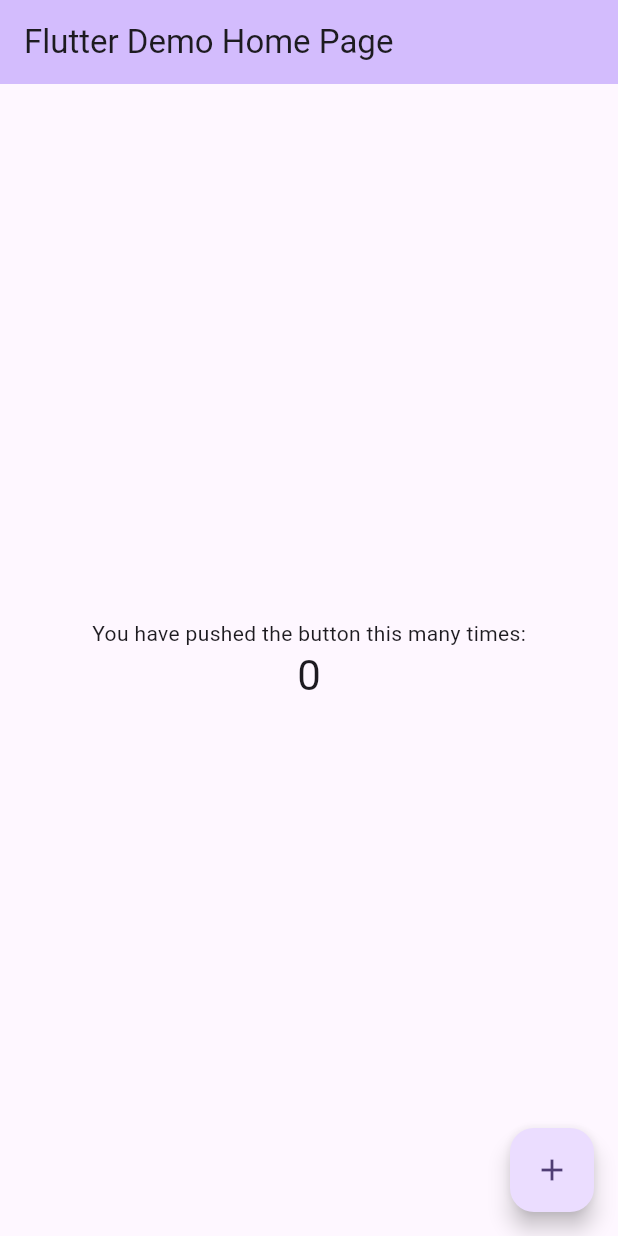
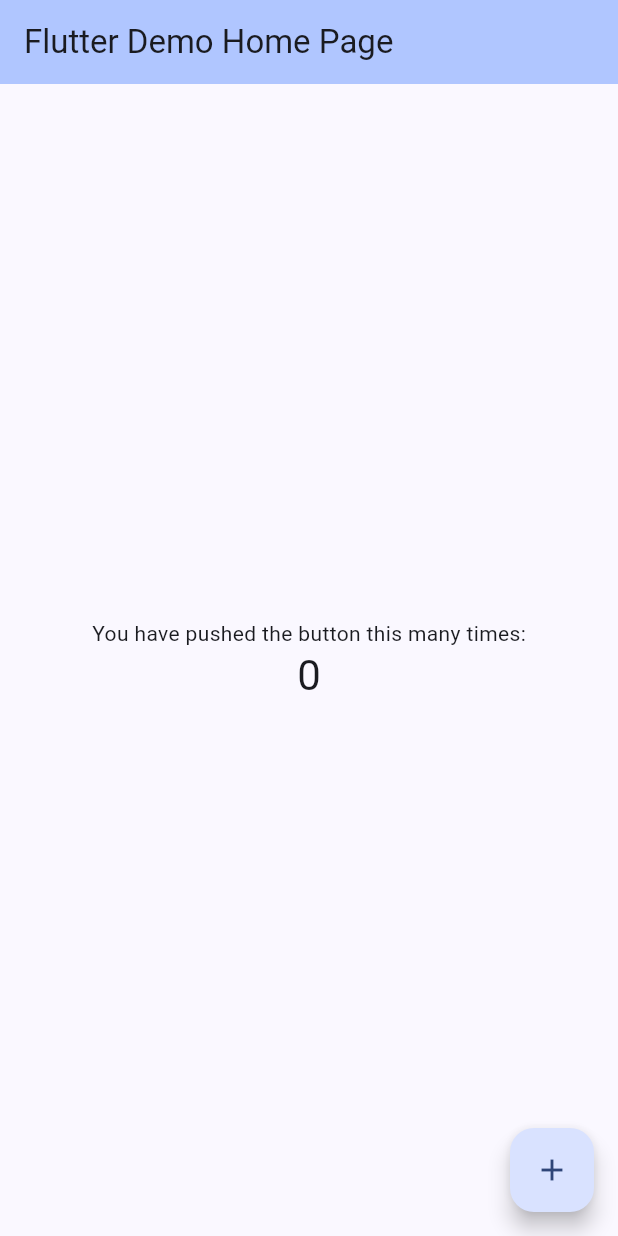
Before and after one commit to manuelzzz/github_client, a Flutter app: the screen it shows after launch, on a phone screen of 412 x 824 dp. Run offline on Flutter 3.47's test engine with Material 2 defaults, Android fonts, the phone set to English and light mode, and no system bars.

```diff
--- a/lib/main.dart
+++ b/lib/main.dart
@@ -11,7 +11,7 @@ class MyApp extends StatelessWidget {
     return MaterialApp(
       title: 'Flutter Demo',
       theme: ThemeData(
-        colorScheme: ColorScheme.fromSeed(seedColor: Colors.deepPurple),
+        colorScheme: ColorScheme.fromSeed(seedColor: Colors.blue.shade900),
         useMaterial3: true,
       ),
       home: const MyHomePage(title: 'Flutter Demo Home Page'),
```
Also changed, not shown: 1 other file.
